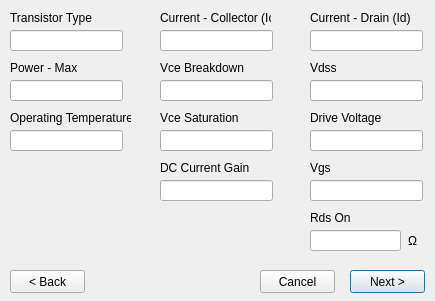
Before: the Qt Designer form AltiumPartsDB/transistor_dlg.ui in fierst/parts-db-editor, drawn with Qt 5.
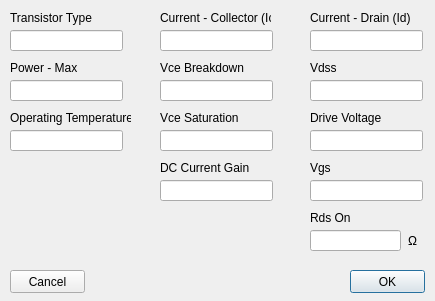
After: the same form once the commit is applied.

```diff
--- a/AltiumPartsDB/transistor_dlg.ui
+++ b/AltiumPartsDB/transistor_dlg.ui
@@ -13,45 +13,6 @@
   <property name="windowTitle">
    <string>Dialog</string>
   </property>
-  <widget class="QPushButton" name="btn_next">
-   <property name="geometry">
-    <rect>
-     <x>350</x>
-     <y>270</y>
-     <width>75</width>
-     <height>23</height>
-    </rect>
-   </property>
-   <property name="text">
-    <string>Next &gt;</string>
-   </property>
-  </widget>
-  <widget class="QPushButton" name="btn_back">
-   <property name="geometry">
-    <rect>
-     <x>10</x>
-     <y>270</y>
-     <width>75</width>
-     <height>23</height>
-    </rect>
-   </property>
-   <property name="text">
-    <string>&lt; Back</string>
-   </property>
-  </widget>
-  <widget class="QPushButton" name="btn_cancel">
-   <property name="geometry">
-    <rect>
-     <x>260</x>
-     <y>270</y>
-     <width>75</width>
-     <height>23</height>
-    </rect>
-   </property>
-   <property name="text">
-    <string>Cancel</string>
-   </property>
-  </widget>
   <widget class="QLineEdit" name="box_operating_temp">
    <property name="geometry">
     <rect>
@@ -341,6 +302,32 @@
     <string>Ω</string>
    </property>
   </widget>
+  <widget class="QPushButton" name="btn_OK">
+   <property name="geometry">
+    <rect>
+     <x>350</x>
+     <y>270</y>
+     <width>75</width>
+     <height>23</height>
+    </rect>
+   </property>
+   <property name="text">
+    <string>OK</string>
+   </property>
+  </widget>
+  <widget class="QPushButton" name="btn_cancel">
+   <property name="geometry">
+    <rect>
+     <x>10</x>
+     <y>270</y>
+     <width>75</width>
+     <height>23</height>
+    </rect>
+   </property>
+   <property name="text">
+    <string>Cancel</string>
+   </property>
+  </widget>
  </widget>
  <resources/>
  <connections/>
```
Left out of the diff: 24 changed lines with no effect on the pictures.
